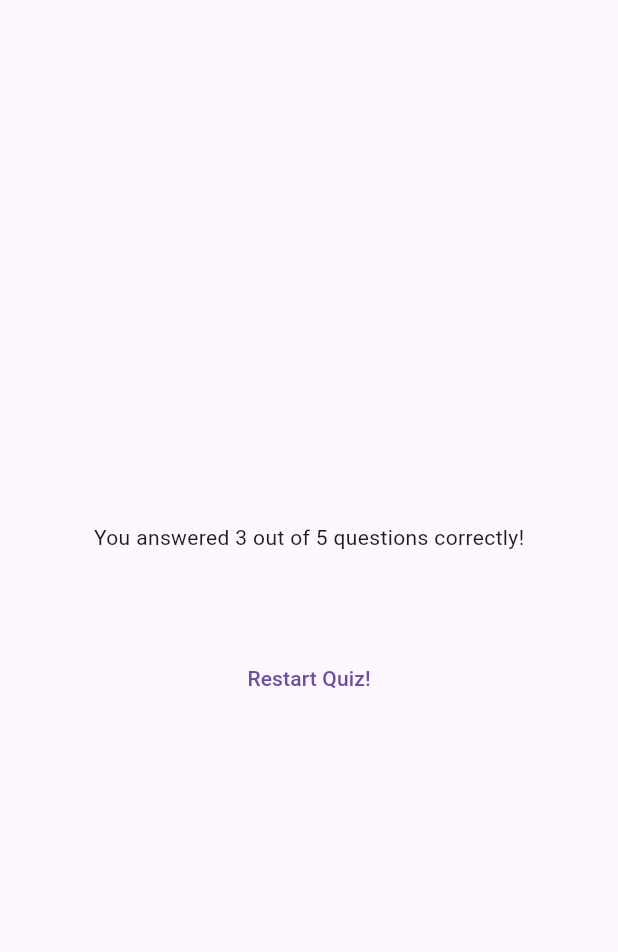
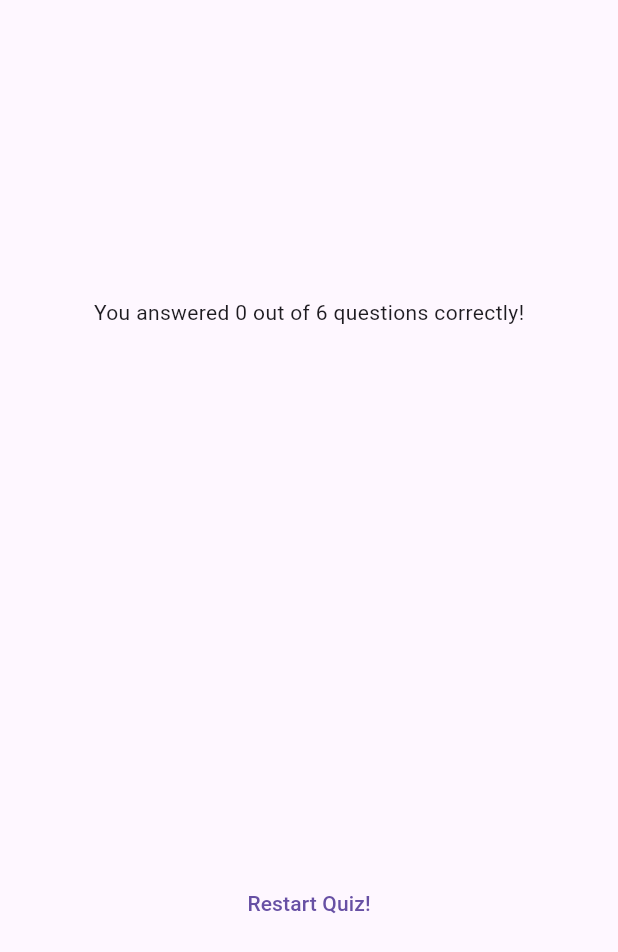
Before and after one commit to esperantkela/flutter-quiz-app, a Flutter app: the ResultsScreen widget shown alone on an empty page, opened directly with empty values, on a phone screen of 412 x 824 dp. Shown: the top 952 px of the screen. Run offline on Flutter 3.47's test engine with Material 3 defaults, Android fonts, the phone set to English and light mode, and no system bars; our stand-ins replace google_fonts.

Commit message:
Update results screen to display correct answers count and refactor summary data handling

```diff
--- a/lib/question_summary.dart
+++ b/lib/question_summary.dart
@@ -9,7 +9,9 @@ class QuestionSummary extends StatelessWidget {
 
   Widget build(BuildContext context){
 
-    return Column(
+    return SizedBox(
+      height: 300,
+      child: Column(
         children: [
           ...summaryData.map((data) {
             return Row(
@@ -31,6 +33,7 @@ class QuestionSummary extends StatelessWidget {
             );
           }),
         ],
+      ),
     );
   }
 
--- a/lib/results_screen.dart
+++ b/lib/results_screen.dart
@@ -24,6 +24,11 @@ class ResultsScreen extends StatelessWidget {
 
   @override
   Widget build(BuildContext context) {
+    final summaryData = getSummaryData();
+    final numTotalQuestions = questions.length;
+    final numCorrectQuestions = summaryData.where((data) {
+      return data['user_answer'] == data['correct_answer'];
+    }).length;
     return SizedBox(
       width: double.infinity,
       child: Container(
@@ -31,9 +36,9 @@ class ResultsScreen extends StatelessWidget {
         child: Column(
           mainAxisAlignment: MainAxisAlignment.center,
           children: [
-            const Text('You answered 3 out of 5 questions correctly!'),
+            Text('You answered $numCorrectQuestions out of $numTotalQuestions questions correctly!'),
             const SizedBox(height: 30),
-            QuestionSummary(getSummaryData()),
+            QuestionSummary(summaryData),
             const SizedBox(height: 30),
             TextButton(onPressed: () {}, child: Text('Restart Quiz!')),
           ],
```
Lines whose indentation alone changed are shown as unchanged.
